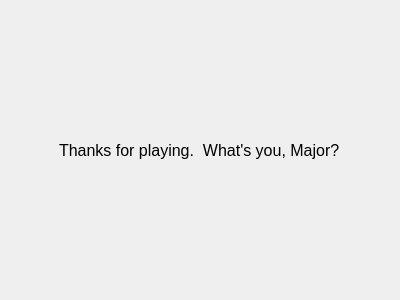
dwattttt/marketsim, file MarketSimulation/quest1.ui: the form before one commit.
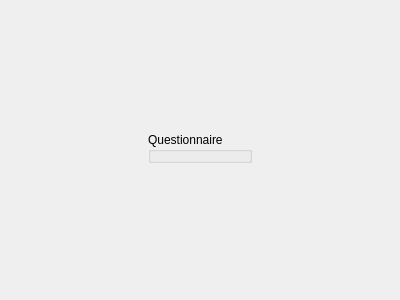
The form after the commit.

Commit message:
Added undocumented feature: cheats
Added undocumented feature: cheats.
CTRL+L = Zero test time remaining
CTRL+P = Quit

```diff
--- a/MarketSimulation/quest1.ui
+++ b/MarketSimulation/quest1.ui
@@ -43,14 +43,19 @@
       </spacer>
      </item>
      <item>
-      <widget class="QLabel" name="label">
-       <property name="font">
-        <font>
-         <pointsize>12</pointsize>
-        </font>
+      <widget class="QGroupBox" name="groupBox">
+       <property name="title">
+        <string>Questionnaire</string>
        </property>
-       <property name="text">
-        <string>Thanks for playing.  What's you, Major?</string>
+      </widget>
+     </item>
+     <item>
+      <widget class="QFrame" name="frame">
+       <property name="frameShape">
+        <enum>QFrame::StyledPanel</enum>
+       </property>
+       <property name="frameShadow">
+        <enum>QFrame::Raised</enum>
        </property>
       </widget>
      </item>
```
The commit also changes 2 other files.
